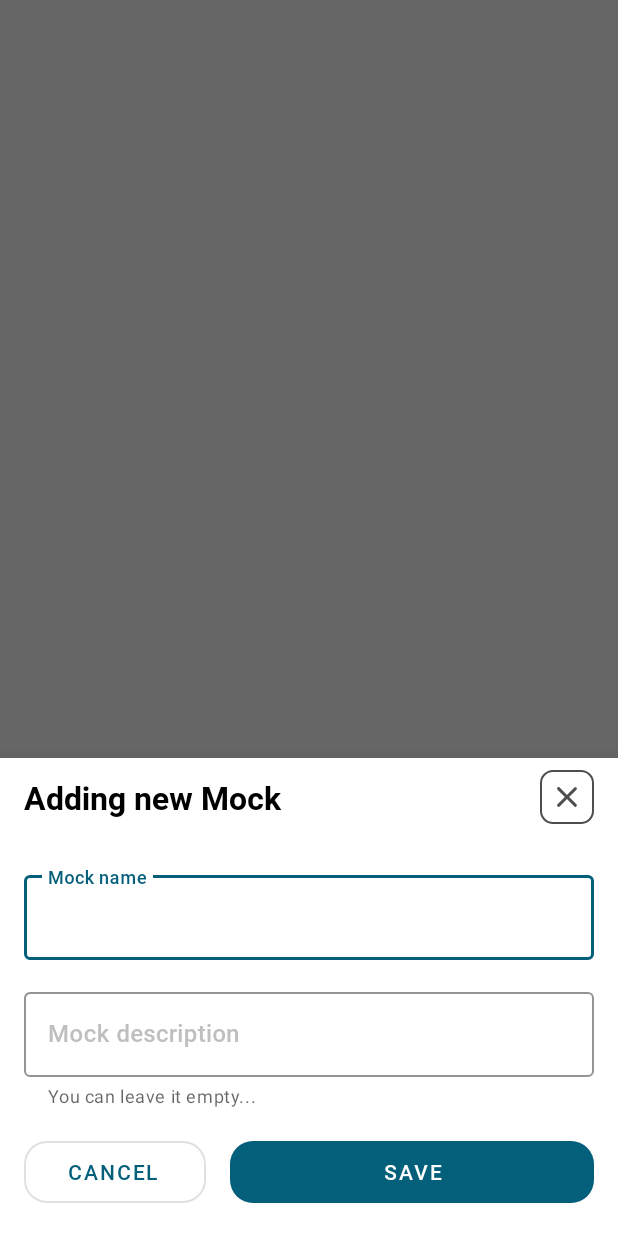
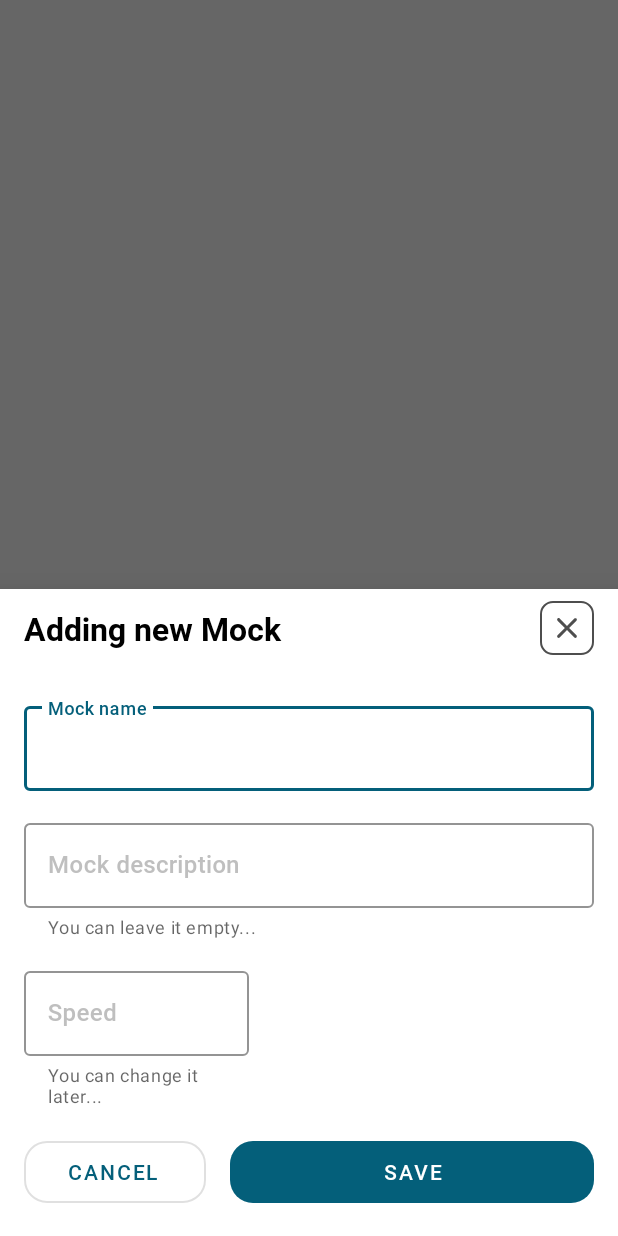
Before and after one commit to AbolfaZlRezaEe/NMock, an Android app: the fragment SaveMockBottomSheetDialogFragment placed in its activity, on a phone screen of 412 x 824 dp. Run offline under Robolectric (Android 15) with nearby library versions, the light colour scheme and no system bars; our stand-ins replace Dagger/Hilt's generated code, Timber; libraries missing offline, so code that uses them is left out: org.neshan.common, org.neshan.mapsdk; 1 statement that could not run was skipped.

Commit message:
improve ui and little bit of code

```diff
--- a/app/src/main/java/me/abolfazl/nmock/repository/mock/MockRepositoryImpl.kt
+++ b/app/src/main/java/me/abolfazl/nmock/repository/mock/MockRepositoryImpl.kt
@@ -41,7 +41,7 @@ class MockRepositoryImpl @Inject constructor(
                         latitude = latLng.latitude,
                         longitude = latLng.longitude,
                         // for now...
-                        speed = Constant.DEFAULT_MOCK_SPEED,
+                        speed = mockDataClass.speed.toFloat(),
                         time = System.currentTimeMillis(),
                         elapsedRealTime = SystemClock.elapsedRealtimeNanos(),
                         bearing = 0F,
--- a/app/src/main/java/me/abolfazl/nmock/repository/models/MockDataClass.kt
+++ b/app/src/main/java/me/abolfazl/nmock/repository/models/MockDataClass.kt
@@ -9,5 +9,6 @@ data class MockDataClass(
     val mockDescription: String,
     @MockType
     val mockType: String,
-    val lineVector:ArrayList<List<LatLng>>
+    val speed: Int,
+    val lineVector: ArrayList<List<LatLng>>
 )
--- a/app/src/main/java/me/abolfazl/nmock/utils/Constant.kt
+++ b/app/src/main/java/me/abolfazl/nmock/utils/Constant.kt
@@ -6,7 +6,6 @@ object Constant {
     // Mock types
     const val TYPE_CUSTOM_CREATE = "CUSTOM_CREATION"
     const val TYPE_AUTOMATIC_CREATE = "AUTOMATIC_CREATION"
-    const val DEFAULT_MOCK_SPEED = 30F
 
     // Mock Provider
     const val PROVIDER_GPS = "GPS_PROVIDER"
--- a/app/src/main/java/me/abolfazl/nmock/utils/response/Failure.kt
+++ /dev/null
@@ -1,3 +0,0 @@
-package me.abolfazl.nmock.utils.response
-
-data class Failure<out E>(val error: E) : Response<Nothing, E>()
--- a/app/src/main/java/me/abolfazl/nmock/utils/response/Success.kt
+++ /dev/null
@@ -1,3 +0,0 @@
-package me.abolfazl.nmock.utils.response
-
-data class Success<out V>(val value: V) : Response<V, Nothing>()
--- a/app/src/main/java/me/abolfazl/nmock/utils/response/exceptions/ExceptionType.kt
+++ b/app/src/main/java/me/abolfazl/nmock/utils/response/exceptions/ExceptionType.kt
@@ -8,7 +8,7 @@ const val EXCEPTION_COORDINATE_PARSE_ERROR = "COORDINATE_PARSE_ERROR_EXCEPTION"
 const val EXCEPTION_API_KEY_ERROR = "API_KEY_EXCEPTION"
 const val EXCEPTION_LIMIT_EXCEEDED = "LIMIT_EXCEEDED_EXCEPTION"
 const val EXCEPTION_INSERTION_ERROR = "INSERTION_ERROR"
-
+const val EXCEPTION_FORCE_CLOSE = "FORCE_CLOSE_EXCEPTION"
 @StringDef(
     EXCEPTION_TIMEOUT,
     EXCEPTION_UNKNOWN,
@@ -16,5 +16,6 @@ const val EXCEPTION_INSERTION_ERROR = "INSERTION_ERROR"
     EXCEPTION_API_KEY_ERROR,
     EXCEPTION_LIMIT_EXCEEDED,
     EXCEPTION_INSERTION_ERROR,
+    EXCEPTION_FORCE_CLOSE
 )
 annotation class ExceptionType()
--- a/app/src/main/java/me/abolfazl/nmock/view/mockEditor/MockEditorActivity.kt
+++ b/app/src/main/java/me/abolfazl/nmock/view/mockEditor/MockEditorActivity.kt
@@ -113,7 +113,7 @@ class MockEditorActivity : AppCompatActivity() {
                 showLoadingProgressbar(false)
                 Snackbar.make(
                     findViewById(R.id.mockEditorRootView),
-                    message,
+                    "Message: $message",
                     Snackbar.LENGTH_SHORT
                 ).show()
                 if (message == SUCCESS_TYPE_MOCK_INSERTION) {
@@ -211,7 +211,7 @@ class MockEditorActivity : AppCompatActivity() {
                             focusOnUserLocation(latLngLocation)
                         }
                     } else {
-                        oldMarker.latLng = LatLng(location.latitude, location.longitude)
+                        oldMarker.latLng = latLngLocation
                         focusOnUserLocation(latLngLocation)
                     }
                 }
@@ -251,9 +251,7 @@ class MockEditorActivity : AppCompatActivity() {
         }
     }
 
-    private fun onSaveClicked(
-        view: View
-    ) {
+    private fun onSaveClicked(view: View) {
         mockSaverDialog?.dismiss()
         mockSaverDialog = SaveMockBottomSheetDialogFragment.newInstance()
         mockSaverDialog?.let {
@@ -265,11 +263,13 @@ class MockEditorActivity : AppCompatActivity() {
 
                 override fun onSave(
                     mockName: String,
-                    mockDescription: String?
+                    mockDescription: String?,
+                    speed: Int
                 ) {
                     viewModel.saveMockInformation(
                         mockName = mockName,
-                        mockDescription = mockDescription ?: "No Description"
+                        mockDescription = mockDescription ?: "No Description",
+                        speed = speed
                     )
                 }
             })
--- a/app/src/main/java/me/abolfazl/nmock/view/save/SaveMockBottomSheetDialogFragment.kt
+++ b/app/src/main/java/me/abolfazl/nmock/view/save/SaveMockBottomSheetDialogFragment.kt
@@ -4,6 +4,7 @@ import android.os.Bundle
 import android.view.LayoutInflater
 import android.view.View
 import android.view.ViewGroup
+import androidx.core.widget.doOnTextChanged
 import com.google.android.material.bottomsheet.BottomSheetDialogFragment
 import me.abolfazl.nmock.R
 import me.abolfazl.nmock.databinding.FragmentSaveMockBinding
@@ -68,21 +69,34 @@ class SaveMockBottomSheetDialogFragment : BottomSheetDialogFragment() {
         binding.closeAppCompatImageView.setOnClickListener { mockCallback?.onClose() }
         binding.cancelMaterialButton.setOnClickListener { mockCallback?.onClose() }
         binding.saveMaterialButton.setOnClickListener(this::onSaveButtonClick)
+        binding.speedTextInputEditText.doOnTextChanged { text, _, _, _ ->
+            if (text?.length!! > 3) {
+                binding.speedTextInputLayout.error = getString(R.string.unValidSpeed)
+            } else
+                binding.speedTextInputLayout.isErrorEnabled = false
+        }
     }
 
-    private fun onSaveButtonClick(
-        view: View
-    ) {
+    private fun onSaveButtonClick(view: View) {
         if (binding.mockNameTextInputEditText.text.isNullOrEmpty()) {
             binding.mockNameTextInputLayout.error = getString(R.string.youMustHaveANameForIt)
+            return
+        }
+        if (binding.speedTextInputEditText.text.isNullOrEmpty()) {
+            binding.speedTextInputLayout.error = getString(R.string.speedError)
+            return
+        }
+        if (binding.speedTextInputEditText.text!!.length > 3) {
+            binding.speedTextInputLayout.error = getString(R.string.unValidSpeed)
             return
         }
         binding.saveMaterialButton.text = ""
         binding.loadingProgressbar.visibility = View.VISIBLE
 
         mockCallback?.onSave(
-            binding.mockNameTextInputEditText.text!!.toString(),
-            binding.mockDescriptionTextInputEditText.text?.toString()
+            mockName = binding.mockNameTextInputEditText.text!!.toString(),
+            mockDescription = binding.mockDescriptionTextInputEditText.text?.toString(),
+            speed = binding.speedTextInputEditText.text!!.toString().toInt()
         )
     }
 
--- a/app/src/main/java/me/abolfazl/nmock/view/save/SaveMockCallback.kt
+++ b/app/src/main/java/me/abolfazl/nmock/view/save/SaveMockCallback.kt
@@ -6,6 +6,7 @@ interface SaveMockCallback {
 
     fun onSave(
         mockName: String,
-        mockDescription: String?
+        mockDescription: String?,
+        speed: Int
     )
 }
--- a/app/src/main/res/layout/fragment_save_mock.xml
+++ b/app/src/main/res/layout/fragment_save_mock.xml
@@ -102,6 +102,29 @@
 
                 </com.google.android.material.textfield.TextInputLayout>
 
+                <com.google.android.material.textfield.TextInputLayout
+                    android:id="@+id/speedTextInputLayout"
+                    style="@style/Widget.MaterialComponents.TextInputLayout.OutlinedBox"
+                    android:layout_width="150dp"
+                    android:layout_height="wrap_content"
+                    android:layout_marginTop="16dp"
+                    android:hint="@string/speed"
+                    android:textColorHint="@color/gray50"
+                    app:boxStrokeColor="@color/colorPrimary"
+                    app:endIconMode="clear_text"
+                    app:helperText="@string/speedHelper"
+                    app:helperTextEnabled="true">
+
+                    <com.google.android.material.textfield.TextInputEditText
+                        android:id="@+id/speedTextInputEditText"
+                        android:layout_width="match_parent"
+                        android:layout_height="wrap_content"
+                        android:inputType="number"
+                        android:fontFamily="@font/roboto_medium"
+                        tools:text="123" />
+
+                </com.google.android.material.textfield.TextInputLayout>
+
             </LinearLayout>
 
             <LinearLayout
@@ -142,10 +165,10 @@
                     <ProgressBar
                         android:id="@+id/loadingProgressbar"
                         android:layout_width="40dp"
-                        android:visibility="gone"
                         android:layout_height="40dp"
                         android:layout_gravity="center"
-                        android:indeterminateTint="@color/white" />
+                        android:indeterminateTint="@color/white"
+                        android:visibility="gone" />
                 </FrameLayout>
 
             </LinearLayout>
--- a/app/src/main/res/values/strings.xml
+++ b/app/src/main/res/values/strings.xml
@@ -22,4 +22,8 @@
     <string name="cancel">Cancel</string>
     <string name="mockDescriptionHelper">You can leave it empty...</string>
     <string name="youMustHaveANameForIt">You must have a Name for it!</string>
+    <string name="speedHelper">You can change it later...</string>
+    <string name="speed">Speed</string>
+    <string name="speedError">You must have a speed for your Mock!</string>
+    <string name="unValidSpeed">You can only use speeds between 0 to 999 kilometers!</string>
 </resources>
```
Also changed, not shown: app/src/main/java/me/abolfazl/nmock/utils/response/Extensions.kt (deleted, +0 -55 lines), app/src/main/java/me/abolfazl/nmock/utils/response/Response.kt (+70 -0 lines), app/src/main/java/me/abolfazl/nmock/utils/response/ResponseUnboxed.kt (deleted, +0 -15 lines), app/src/main/java/me/abolfazl/nmock/view/mockEditor/MockEditorState.kt (+1 -37 lines), app/src/main/java/me/abolfazl/nmock/view/mockEditor/MockEditorViewModel.kt (+25 -9 lines).
